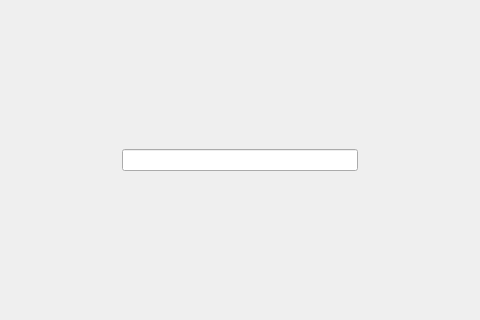
Old version of the form idr_tool.ui in the repository andyCheigh/face_tool; both pictures show x 378 to 858 and y 98 to 418 of the 980 by 765 pixel window.
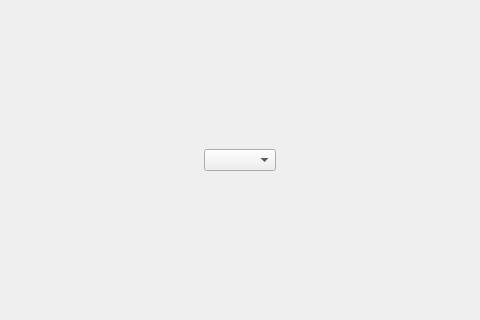
New version of the form.

Commit message: Change ID editing to combo box

What changed in the file:
```diff
--- a/idr_tool.ui
+++ b/idr_tool.ui
@@ -117,7 +117,7 @@
          </spacer>
         </item>
         <item>
-         <widget class="QLineEdit" name="value"/>
+         <widget class="QComboBox" name="idComboBox"/>
         </item>
         <item>
          <spacer name="horizontalSpacer_2">
```
Left out of the diff: 2 changed lines with no effect on the pictures. The commit also changes 3 other files.
